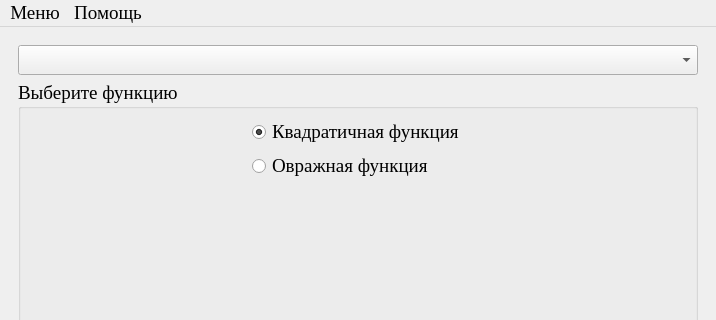
The window that optimizationmethods/ui/mainwindow.ui (Eliminationzx/optimizationmethods) describes before a commit, drawn with Qt 5; both pictures show x 0 to 716 and y 0 to 320 of the 716 by 568 pixel window.
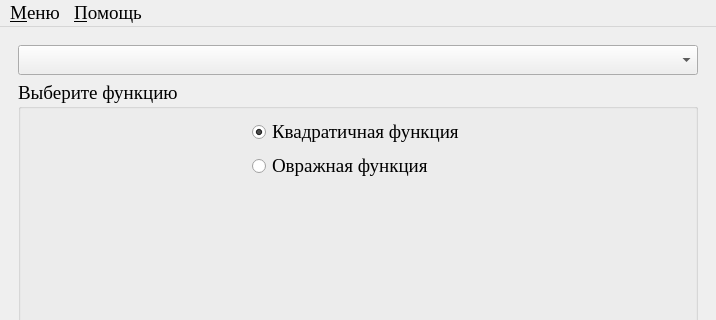
The same window after the commit. Icons and pictures are not drawn.

Commit message: Добавил кнопки вызова в меню главного окна.

```diff
--- a/optimizationmethods/ui/mainwindow.ui
+++ b/optimizationmethods/ui/mainwindow.ui
@@ -7,7 +7,7 @@
     <x>0</x>
     <y>0</y>
     <width>716</width>
-    <height>533</height>
+    <height>549</height>
    </rect>
   </property>
   <property name="font">
@@ -636,12 +636,12 @@
      <x>0</x>
      <y>0</y>
      <width>716</width>
-     <height>23</height>
+     <height>28</height>
     </rect>
    </property>
    <widget class="QMenu" name="menu">
     <property name="title">
-     <string>Меню</string>
+     <string>&amp;Меню</string>
     </property>
     <addaction name="allow"/>
     <addaction name="separator"/>
@@ -649,7 +649,7 @@
    </widget>
    <widget class="QMenu" name="menu_2">
     <property name="title">
-     <string>Помощь</string>
+     <string>&amp;Помощь</string>
     </property>
     <addaction name="help"/>
     <addaction name="separator"/>
```
Left out of the diff: 8 changed lines with no effect on the pictures.
